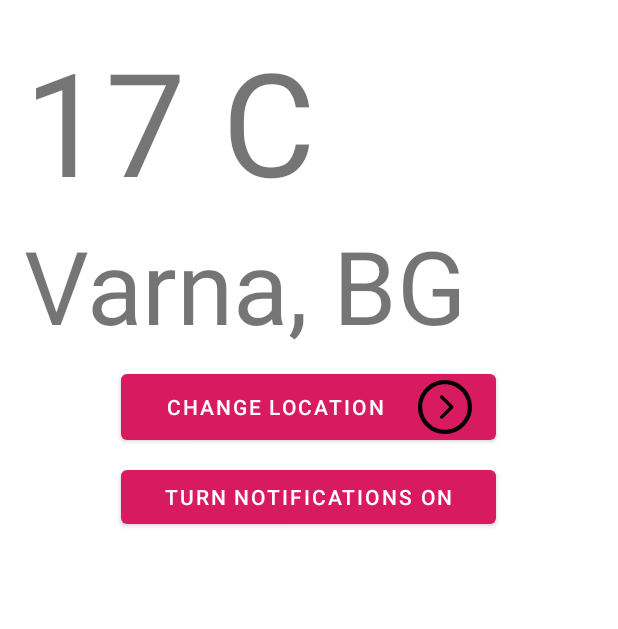
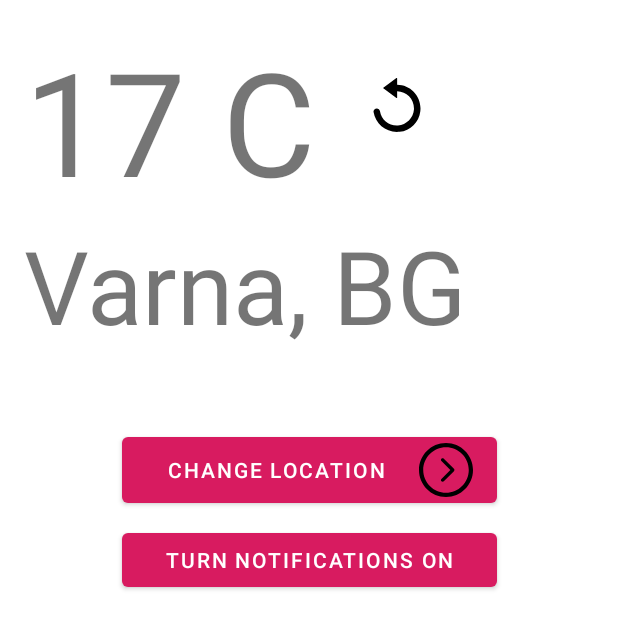
Before and after one commit to p-dim-popov/SimpleWeather, an Android app: the layout fragment_start.xml on its own in the app's theme, with its tools: preview values and no code run, on a phone screen of 412 x 824 dp. Shown: the top 629 px of the screen. Run offline under Robolectric (Android 15) with nearby library versions, the phone set to English and light mode, and no system bars.

Commit message:
implement temperature refresh

```diff
--- a/app/src/main/java/com/example/simpleweather/StartFragment.kt
+++ b/app/src/main/java/com/example/simpleweather/StartFragment.kt
@@ -8,10 +8,12 @@ import android.location.LocationManager
 import android.os.Bundle
 import android.view.*
 import android.view.GestureDetector.SimpleOnGestureListener
+import android.widget.Toast
 import androidx.core.app.ActivityCompat
 import androidx.core.content.ContextCompat
 import androidx.fragment.app.Fragment
 import androidx.fragment.app.activityViewModels
+import androidx.lifecycle.lifecycleScope
 import androidx.navigation.fragment.findNavController
 import com.example.simpleweather.databinding.FragmentStartBinding
 import com.example.simpleweather.models.AppViewModel
@@ -19,6 +21,7 @@ import com.example.simpleweather.utils.Constants
 import com.example.simpleweather.utils.LocationListenerWithLocationManager
 import com.example.simpleweather.utils.arePermissionsGranted
 import com.example.simpleweather.utils.requestLocationUpdates
+import kotlinx.coroutines.launch
 import kotlin.math.abs
 
 class StartFragment : Fragment(), LocationListenerWithLocationManager {
@@ -131,4 +134,13 @@ class StartFragment : Fragment(), LocationListenerWithLocationManager {
             )
         }
     }
+
+    fun refreshTemperature() {
+        sharedViewModel
+            .fetchTemperature()
+            .invokeOnCompletion {
+            Toast.makeText(requireContext(), "Refreshed!", Toast.LENGTH_SHORT)
+                .show()
+        }
+    }
 }
--- a/app/src/main/java/com/example/simpleweather/models/AppViewModel.kt
+++ b/app/src/main/java/com/example/simpleweather/models/AppViewModel.kt
@@ -78,12 +78,10 @@ class AppViewModel : ViewModel() {
         }
     }
 
-    fun fetchTemperature() {
-        viewModelScope.launch {
-            _location.value?.apply {
-                val temp = WeatherApi.retrofitService.getCurrentWeather(city, countryCode)
-                _temperature.value = temp.toString()
-            }
+    fun fetchTemperature() = viewModelScope.launch {
+        _location.value?.apply {
+            val temp = WeatherApi.retrofitService.getCurrentWeather(city, countryCode)
+            _temperature.value = temp.toString()
         }
     }
 
--- a/app/src/main/res/drawable/arrow_right.xml
+++ b/app/src/main/res/drawable/arrow_right.xml
@@ -1,8 +1,8 @@
 <vector xmlns:android="http://schemas.android.com/apk/res/android" xmlns:aapt="http://schemas.android.com/aapt"
     android:viewportWidth="512"
     android:viewportHeight="512"
-    android:width="512dp"
-    android:height="512dp">
+    android:width="200dp"
+    android:height="200dp">
     <path
         android:pathData="M256 512c141.391 0 256 -114.609 256 -256S397.391 0 256 0S0 114.609 0 256S114.609 512 256 512zM256 40c119.297 0 216 96.703 216 216s-96.703 216 -216 216S40 375.297 40 256S136.703 40 256 40z"
         android:fillColor="#000000" />
--- /dev/null
+++ b/app/src/main/res/drawable/reload.xml
@@ -0,0 +1,9 @@
+<vector xmlns:android="http://schemas.android.com/apk/res/android" xmlns:aapt="http://schemas.android.com/aapt"
+    android:viewportWidth="489.533"
+    android:viewportHeight="489.533"
+    android:width="200dp"
+    android:height="200dp">
+    <path
+        android:pathData="M268.175 488.161c98.2 -11 176.9 -89.5 188.1 -187.7c14.7 -128.4 -85.1 -237.7 -210.2 -239.1v-57.6c0 -3.2 -4 -4.9 -6.7 -2.9l-118.6 87.1c-2 1.5 -2 4.4 0 5.9l118.6 87.1c2.7 2 6.7 0.2 6.7 -2.9v-57.5c87.9 1.4 158.3 76.2 152.3 165.6c-5.1 76.9 -67.8 139.3 -144.7 144.2c-81.5 5.2 -150.8 -53 -163.2 -130c-2.3 -14.3 -14.8 -24.7 -29.2 -24.7c-17.9 0 -31.9 15.9 -29.1 33.6C49.575 418.961 150.875 501.261 268.175 488.161z"
+        android:fillColor="#000000" />
+</vector>
--- a/app/src/main/res/layout/fragment_start.xml
+++ b/app/src/main/res/layout/fragment_start.xml
@@ -24,10 +24,9 @@
         android:layout_height="match_parent"
         >
 
-        <LinearLayout
+        <androidx.constraintlayout.widget.ConstraintLayout
             android:layout_width="match_parent"
             android:layout_height="wrap_content"
-            android:orientation="vertical"
             android:padding="@dimen/side_margin"
             >
 
@@ -35,9 +34,23 @@
                 android:id="@+id/temperature"
                 android:layout_width="wrap_content"
                 android:layout_height="wrap_content"
+                android:text="@{viewModel.temperature}"
                 android:textSize="96sp"
                 tools:text="17 C"
-                android:text="@{viewModel.temperature}"
+                app:layout_constraintTop_toTopOf="parent"
+                app:layout_constraintStart_toStartOf="parent"
+                />
+
+            <ImageButton
+                android:layout_width="36dp"
+                android:layout_height="36dp"
+                android:background="@drawable/reload"
+                android:contentDescription="@string/reload"
+                app:layout_constraintStart_toEndOf="@id/temperature"
+                app:layout_constraintTop_toTopOf="parent"
+                android:layout_marginTop="36dp"
+                android:layout_marginStart="36dp"
+                android:onClick="@{() -> startFragment.refreshTemperature()}"
                 />
 
             <TextView
@@ -47,6 +60,8 @@
                 android:text="@{@string/location_name(viewModel.location.city, viewModel.location.countryCode)}"
                 android:textSize="68sp"
                 tools:text="Varna, BG"
+                app:layout_constraintTop_toBottomOf="@id/temperature"
+                app:layout_constraintStart_toStartOf="parent"
                 />
 
             <Button
@@ -55,10 +70,14 @@
                 android:layout_height="wrap_content"
                 android:layout_gravity="center_horizontal"
                 android:layout_marginTop="@dimen/margin_between_elements"
+                android:drawableEnd="@drawable/ic_arrow_right"
                 android:minWidth="@dimen/order_cupcake_button_width"
                 android:onClick="@{() -> startFragment.navigateToChangeLocationFragment()}"
                 android:text="@string/button_change_location"
-                android:drawableEnd="@drawable/ic_arrow_right"
+                app:layout_constraintTop_toBottomOf="@id/location_name"
+                app:layout_constraintStart_toStartOf="parent"
+                app:layout_constraintEnd_toEndOf="parent"
+                android:layout_margin="50dp"
                 />
 
             <Button
@@ -71,8 +90,11 @@
                 android:onClick="@{() -> startFragment.toggleNotifications()}"
                 android:text='@{"Turn notifications " + (viewModel.notifications ? `OFF` : `ON`)}'
                 tools:text="Turn notifications ON"
+                app:layout_constraintTop_toBottomOf="@id/change_location"
+                app:layout_constraintStart_toStartOf="parent"
+                app:layout_constraintEnd_toEndOf="parent"
                 />
 
-        </LinearLayout>
+        </androidx.constraintlayout.widget.ConstraintLayout>
     </ScrollView>
 </layout>
--- a/app/src/main/res/values/strings.xml
+++ b/app/src/main/res/values/strings.xml
@@ -32,6 +32,7 @@
     <string name="additional_how_to">…and select one of the following:</string>
     <string name="location_name">%1$s, %2$s</string>
     <string name="refresh_list">Refresh List</string>
+    <string name="reload">Reload</string>
     <plurals name="cupcakes">
         <item quantity="one">%d cupcake</item>
         <item quantity="other">%d cupcakes</item>
```
